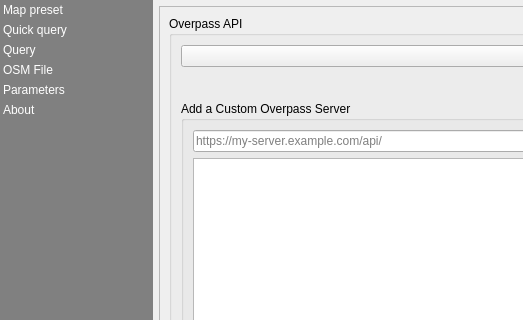
Before: the Qt Designer form QuickOSM/resources/ui/main_window.ui in QuickOSM/QuickOSM, drawn with Qt 5; both pictures show x 0 to 523 and y 0 to 320 of the 990 by 849 pixel window.
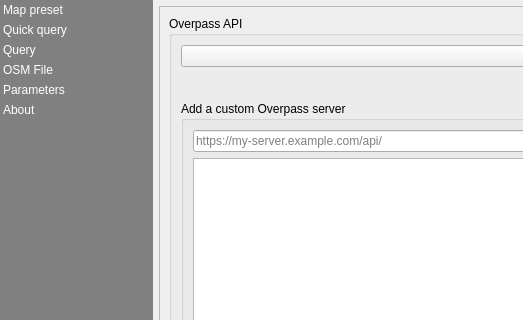
After: the same form once the commit is applied. The open tabs and pages were chosen to show the change. Custom widgets are drawn as their Qt base class.

Patch:
```diff
--- a/QuickOSM/resources/ui/main_window.ui
+++ b/QuickOSM/resources/ui/main_window.ui
@@ -1923,7 +1923,7 @@
                 <item>
                  <widget class="QGroupBox" name="groupBox_custom_overpass">
                   <property name="title">
-                   <string>Add a Custom Overpass Server</string>
+                   <string>Add a custom Overpass server</string>
                   </property>
                   <layout class="QVBoxLayout" name="verticalLayout_custom_overpass">
                    <item>
```
